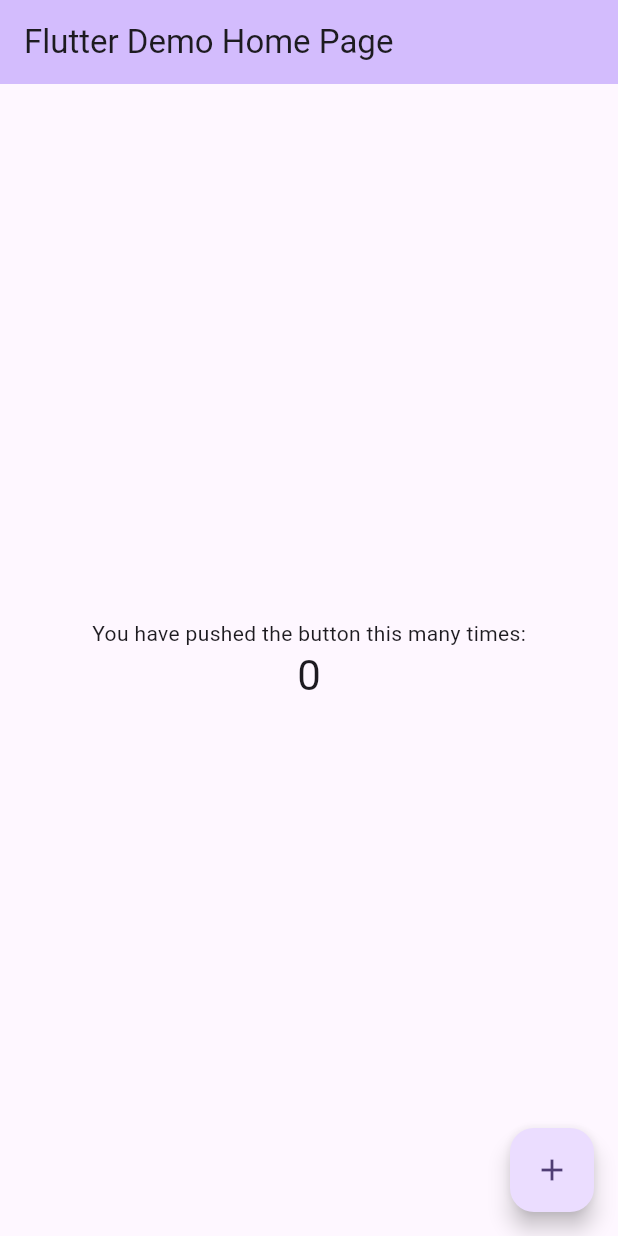
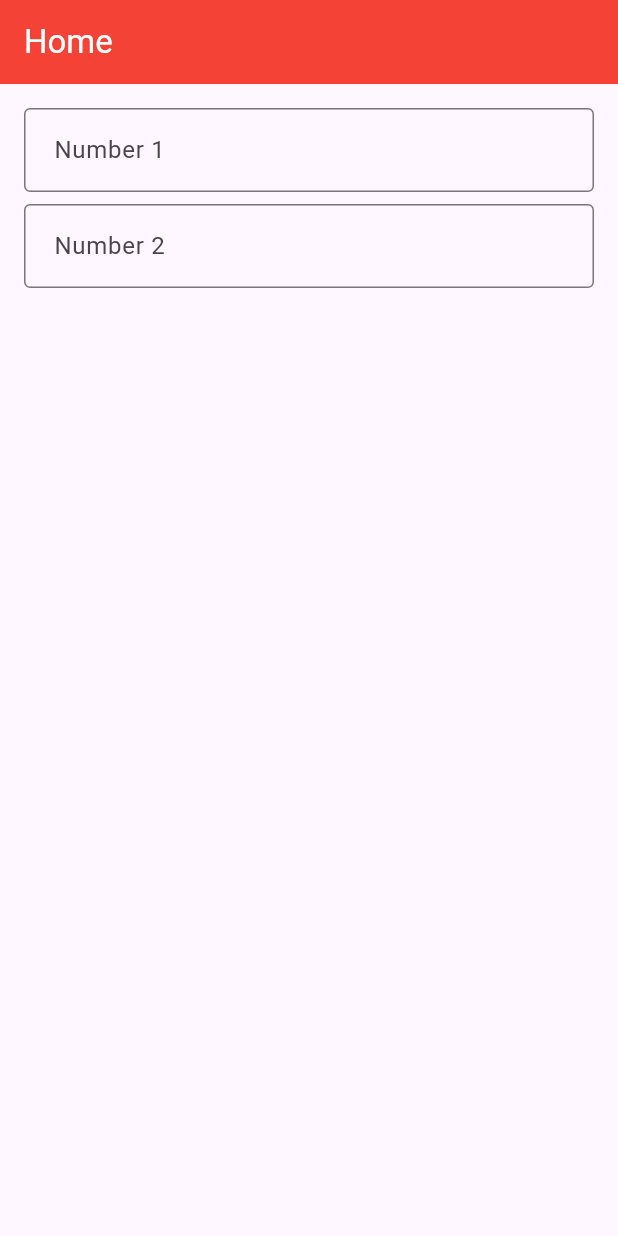
Before and after one commit to wajid18pstu/practice_app, a Flutter app: the screen it shows after launch, on a phone screen of 412 x 824 dp. Run offline on Flutter 3.47's test engine with Material 3 defaults, Android fonts, the phone set to English and light mode, and no system bars.

Commit message:
1st commit

```diff
--- /dev/null
+++ b/lib/home_screen.dart
@@ -0,0 +1,39 @@
+import 'package:flutter/material.dart';
+
+class HomeScreen extends StatefulWidget {
+  const HomeScreen({super.key});
+
+  @override
+  State<HomeScreen> createState() => _HomeScreenState();
+}
+
+class _HomeScreenState extends State<HomeScreen> {
+  @override
+  Widget build(BuildContext context) {
+    return Scaffold(
+      appBar: AppBar(
+        title: Text('Home'),
+      ) ,
+      body: Padding(
+        padding: const EdgeInsets.all(16),
+        child: Column(
+          children: [
+            TextField(
+              decoration: InputDecoration(
+                hintText: 'Number 1'
+              ),
+              keyboardType: TextInputType.number,
+            ),
+            const SizedBox(height: 8),
+            TextField(
+              decoration: InputDecoration(
+                hintText: 'Number 2'
+              ),
+              keyboardType: TextInputType.number,
+            ),
+          ],
+        ),
+      ),
+    );
+  }
+}
--- a/lib/main.dart
+++ b/lib/main.dart
@@ -1,125 +1,46 @@
+import 'package:flutter/cupertino.dart';
 import 'package:flutter/material.dart';
+import 'package:practice_app/home_screen.dart';
 
-void main() {
-  runApp(const MyApp());
+void main(){
+  runApp(const calculatorApp());
 }
 
-class MyApp extends StatelessWidget {
-  const MyApp({super.key});
+class calculatorApp extends StatelessWidget {
+  const calculatorApp({super.key});
 
-  // This widget is the root of your application.
   @override
   Widget build(BuildContext context) {
     return MaterialApp(
-      title: 'Flutter Demo',
+      title: 'Calculator',
+      home: const HomeScreen(),
       theme: ThemeData(
-        // This is the theme of your application.
-        //
-        // TRY THIS: Try running your application with "flutter run". You'll see
-        // the application has a purple toolbar. Then, without quitting the app,
-        // try changing the seedColor in the colorScheme below to Colors.green
-        // and then invoke "hot reload" (save your changes or press the "hot
-        // reload" button in a Flutter-supported IDE, or press "r" if you used
-        // the command line to start the app).
-        //
-        // Notice that the counter didn't reset back to zero; the application
-        // state is not lost during the reload. To reset the state, use hot
-        // restart instead.
-        //
-        // This works for code too, not just values: Most code changes can be
-        // tested with just a hot reload.
-        colorScheme: ColorScheme.fromSeed(seedColor: Colors.deepPurple),
-        useMaterial3: true,
+        appBarTheme: const AppBarTheme(
+
+          backgroundColor: Colors.red,
+          foregroundColor: Colors.white,
+        ),
+        inputDecorationTheme: const InputDecorationTheme(
+      border: OutlineInputBorder(
+      borderSide: BorderSide(color: Colors.blue)
+    ),
+
+    focusedBorder: OutlineInputBorder(
+    borderSide: BorderSide(color: Colors.blue)
+
+    ),
+    disabledBorder: OutlineInputBorder(
+    borderSide: BorderSide(color: Colors.blue)
+    ),
+    errorBorder: OutlineInputBorder(
+    borderSide: BorderSide(color: Colors.red)
+    ),
+    contentPadding: EdgeInsets.all(16)
+
+
+    ),
+
       ),
-      home: const MyHomePage(title: 'Flutter Demo Home Page'),
     );
   }
 }
-
-class MyHomePage extends StatefulWidget {
-  const MyHomePage({super.key, required this.title});
-
-  // This widget is the home page of your application. It is stateful, meaning
-  // that it has a State object (defined below) that contains fields that affect
-  // how it looks.
-
-  // This class is the configuration for the state. It holds the values (in this
-  // case the title) provided by the parent (in this case the App widget) and
-  // used by the build method of the State. Fields in a Widget subclass are
-  // always marked "final".
-
-  final String title;
-
-  @override
-  State<MyHomePage> createState() => _MyHomePageState();
-}
-
-class _MyHomePageState extends State<MyHomePage> {
-  int _counter = 0;
-
-  void _incrementCounter() {
-    setState(() {
-      // This call to setState tells the Flutter framework that something has
-      // changed in this State, which causes it to rerun the build method below
-      // so that the display can reflect the updated values. If we changed
-      // _counter without calling setState(), then the build method would not be
-      // called again, and so nothing would appear to happen.
-      _counter++;
-    });
-  }
-
-  @override
-  Widget build(BuildContext context) {
-    // This method is rerun every time setState is called, for instance as done
-    // by the _incrementCounter method above.
-    //
-    // The Flutter framework has been optimized to make rerunning build methods
-    // fast, so that you can just rebuild anything that needs updating rather
-    // than having to individually change instances of widgets.
-    return Scaffold(
-      appBar: AppBar(
-        // TRY THIS: Try changing the color here to a specific color (to
-        // Colors.amber, perhaps?) and trigger a hot reload to see the AppBar
-        // change color while the other colors stay the same.
-        backgroundColor: Theme.of(context).colorScheme.inversePrimary,
-        // Here we take the value from the MyHomePage object that was created by
-        // the App.build method, and use it to set our appbar title.
-        title: Text(widget.title),
-      ),
-      body: Center(
-        // Center is a layout widget. It takes a single child and positions it
-        // in the middle of the parent.
-        child: Column(
-          // Column is also a layout widget. It takes a list of children and
-          // arranges them vertically. By default, it sizes itself to fit its
-          // children horizontally, and tries to be as tall as its parent.
-          //
-          // Column has various properties to control how it sizes itself and
-          // how it positions its children. Here we use mainAxisAlignment to
-          // center the children vertically; the main axis here is the vertical
-          // axis because Columns are vertical (the cross axis would be
-          // horizontal).
-          //
-          // TRY THIS: Invoke "debug painting" (choose the "Toggle Debug Paint"
-          // action in the IDE, or press "p" in the console), to see the
-          // wireframe for each widget.
-          mainAxisAlignment: MainAxisAlignment.center,
-          children: <Widget>[
-            const Text(
-              'You have pushed the button this many times:',
-            ),
-            Text(
-              '$_counter',
-              style: Theme.of(context).textTheme.headlineMedium,
-            ),
-          ],
-        ),
-      ),
-      floatingActionButton: FloatingActionButton(
-        onPressed: _incrementCounter,
-        tooltip: 'Increment',
-        child: const Icon(Icons.add),
-      ), // This trailing comma makes auto-formatting nicer for build methods.
-    );
-  }
-}
```
